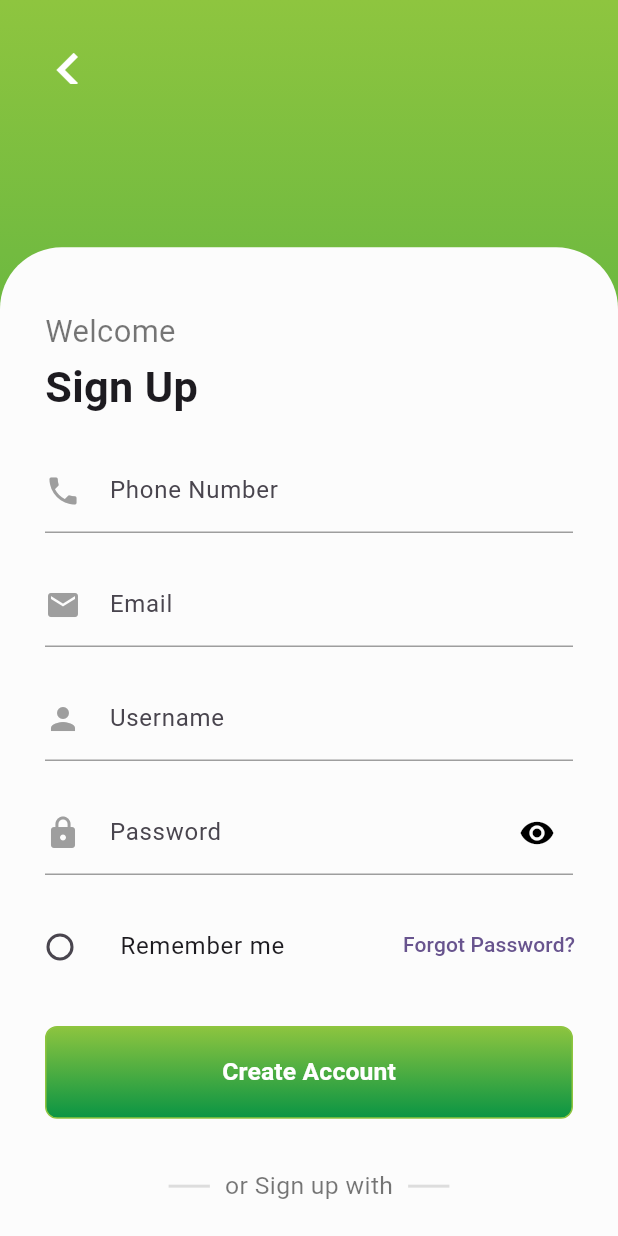
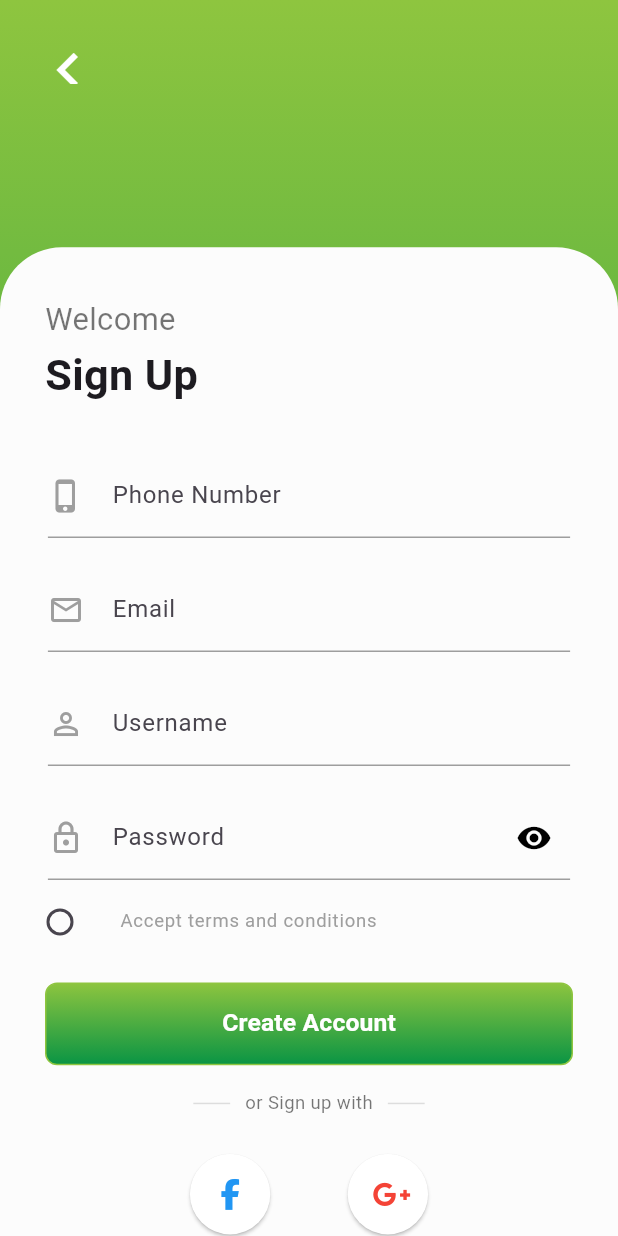
Before and after one commit to bsekhosana/recycla_bin_mvp, a Flutter app: the RegisterPage screen opened by its route, on a phone screen of 412 x 824 dp. Run offline on Flutter 3.47's test engine with Material 3 defaults, Android fonts, the light colour scheme and no system bars; our stand-ins replace country_code_picker, font_awesome_flutter, geolocator, google_maps_flutter, intl_phone_number_input, shared_preferences and 1 more; missing offline and left inert: flutter_google_places, google_maps_webservice; accounts and stored records are empty.

Commit message:
working on style clean up

```diff
--- a/lib/core/widgets/custom_elevated_button.dart
+++ b/lib/core/widgets/custom_elevated_button.dart
@@ -13,7 +13,7 @@ class CustomElevatedButton extends StatelessWidget {
   @override
   Widget build(BuildContext context) {
     return Container(
-      height: MediaQuery.of(context).size.width * 0.15,
+      height: MediaQuery.of(context).size.height * 0.067,
       width: MediaQuery.of(context).size.width * 0.9,
       decoration: BoxDecoration(
         gradient:  !primaryButton
@@ -24,7 +24,7 @@ class CustomElevatedButton extends StatelessWidget {
           end: Alignment.bottomCenter,
         ),
         borderRadius: BorderRadius.circular(8), // Rounded corners
-        border: Border.all(color: Utils.hexToColor(AppStrings.kRBPrimaryColor), width: 1), // Green border
+        border: Border.all(color: Utils.hexToColor(primaryButton ? AppStrings.kRBPrimaryColor : AppStrings.kRBSecondaryColor), width: 1), // Green border
       ),
       child: ElevatedButton(
         style: ElevatedButton.styleFrom(
--- a/lib/features/authentication/presentation/pages/landing_page.dart
+++ b/lib/features/authentication/presentation/pages/landing_page.dart
@@ -66,7 +66,8 @@ class LandingPage extends StatelessWidget {
               ),
             ),
             SizedBox(
-              width: width,
+              width: double.infinity,
+              // height: height*0.3,
               child: Image.asset('assets/images/landing_footer.png'),
             ),
           ],
--- a/lib/features/authentication/presentation/pages/password_reset_page.dart
+++ b/lib/features/authentication/presentation/pages/password_reset_page.dart
@@ -87,7 +87,7 @@ class _PasswordResetPageState extends State<PasswordResetPage> {
                   decoration: InputDecoration(
                     prefixIcon: const Padding(
                       padding: EdgeInsetsDirectional.only(start: 0.0, end: 15),
-                      child: Icon(Icons.lock, color: Colors.grey), // Prefix icon padding for alignment
+                      child: Icon(Icons.lock_outline, color: Colors.grey), // Prefix icon padding for alignment
                     ),
                     prefixIconConstraints: const BoxConstraints(minWidth: 0, minHeight: 0),
                     suffixIcon: IconButton(
@@ -130,7 +130,7 @@ class _PasswordResetPageState extends State<PasswordResetPage> {
                   decoration: InputDecoration(
                     prefixIcon: const Padding(
                       padding: EdgeInsetsDirectional.only(start: 0.0, end: 15),
-                      child: Icon(Icons.lock, color: Colors.grey), // Prefix icon padding for alignment
+                      child: Icon(Icons.lock_outline, color: Colors.grey), // Prefix icon padding for alignment
                     ),
                     prefixIconConstraints: const BoxConstraints(minWidth: 0, minHeight: 0),
                     suffixIcon: IconButton(
--- a/lib/features/authentication/presentation/pages/phone_verification_page.dart
+++ b/lib/features/authentication/presentation/pages/phone_verification_page.dart
@@ -62,7 +62,7 @@ class _PhoneVerificationPageState extends State<PhoneVerificationPage> {
               VerificationCodeInput(onInputChanged: _onInputChanged),
               SizedBox(height: height*0.05),
               Container(
-                height: MediaQuery.of(context).size.width * 0.15,
+                height: MediaQuery.of(context).size.height * 0.067,
                 width: MediaQuery.of(context).size.width * 0.9,
                 decoration: _isButtonEnabled ? BoxDecoration(
                   gradient:  LinearGradient(
--- a/lib/features/authentication/presentation/pages/register_page.dart
+++ b/lib/features/authentication/presentation/pages/register_page.dart
@@ -55,7 +55,7 @@ class _RegisterPageState extends State<RegisterPage> {
           mainAxisAlignment: MainAxisAlignment.spaceEvenly,
           children: [
             Padding(
-              padding: EdgeInsets.only(top: height*0.05),
+              padding: EdgeInsets.only(top: height*0.04, bottom: height*0.014),
               child: Column(
                 crossAxisAlignment: CrossAxisAlignment.start,
                 mainAxisAlignment: MainAxisAlignment.spaceEvenly,
@@ -86,11 +86,13 @@ class _RegisterPageState extends State<RegisterPage> {
                   children: [
                     Form(
                       key: _formKey,
+                      child: Container(
+                        width: width*0.845,
                         child: Column(
                           children: [
                             CustomTextField(
                               controller: phoneNumberController,
-                            leadingIcon: Icons.phone,
+                              leadingIcon: Icons.phone_iphone_outlined,
                               trailingIcon: null,
                               hintText: 'Enter Phone Number',
                               labelText: 'Phone Number',
@@ -101,7 +103,7 @@ class _RegisterPageState extends State<RegisterPage> {
                             const SizedBox(height: 20),
                             CustomTextField(
                               controller: emailController,
-                            leadingIcon: Icons.email,
+                              leadingIcon: Icons.email_outlined,
                               trailingIcon: null,
                               hintText: 'Enter Email',
                               labelText: 'Email',
@@ -112,7 +114,7 @@ class _RegisterPageState extends State<RegisterPage> {
                             const SizedBox(height: 20),
                             CustomTextField(
                               controller: usernameController,
-                            leadingIcon: Icons.person,
+                              leadingIcon: Icons.person_outline,
                               trailingIcon: null,
                               hintText: 'Enter Username',
                               labelText: 'Username',
@@ -123,16 +125,17 @@ class _RegisterPageState extends State<RegisterPage> {
                             const SizedBox(height: 20),
                             CustomTextField(
                               controller: passwordController,
-                            leadingIcon: Icons.lock,
+                              leadingIcon: Icons.lock_outlined,
                               hintText: 'Enter your password',
                               labelText: 'Password',
                               inputType: TextInputType.visiblePassword,
                               obscureText: true,
                               validationMessage: 'Password cannot be empty',
                             ),
-                          const SizedBox(height: 20),
+                            // const SizedBox(height: 20),
 
                           ],
+                        ),
                       ),
                     ),
                     Stack(
@@ -140,7 +143,12 @@ class _RegisterPageState extends State<RegisterPage> {
                           Transform.translate(
                             offset: const Offset(-30, 0),
                             child: ListTile(
-                              title: const Text('Remember me'),
+                              title:  Text('Accept terms and conditions',
+                              style: TextStyle(
+                                color: Colors.grey,
+                                fontSize: width*0.03,
+                                ),
+                              ),
                               leading: Radio<bool>(
                                 value: true,
                                 groupValue: _isSelected ? true : null,
@@ -153,26 +161,26 @@ class _RegisterPageState extends State<RegisterPage> {
                               },
                             ),
                           ),
-                          Transform.translate(
-                            offset: Offset(width*0.55, height*0.003),
-                            child: TextButton(
-                              onPressed: () {
-                                Navigator.pushNamed(context, '/forgotpassword');
-                              },
-                              child: const Text('Forgot Password?'),
-                            ),
-                          )
+                          // Transform.translate(
+                          //   offset: Offset(width*0.55, height*0.003),
+                          //   child: TextButton(
+                          //     onPressed: () {
+                          //       Navigator.pushNamed(context, '/forgotpassword');
+                          //     },
+                          //     child: const Text('Forgot Password?'),
+                          //   ),
+                          // )
                         ]
                     ),
                     SizedBox(
-                      height: height*0.03,
+                      height: height*0.015,
                     ),
                     CustomElevatedButton(
                         text: 'Create Account',
                         onPressed: () => {},
                         primaryButton: true),
                     SizedBox(
-                      height: height*0.04,
+                      height: height*0.02,
                     ),
                     Column(
                       children: [
@@ -183,24 +191,24 @@ class _RegisterPageState extends State<RegisterPage> {
                             Expanded(
                               child: Divider(
                                 color: Colors.black12,
-                                thickness: 2,
-                                indent: width*0.2,
+                                thickness: 1,
+                                indent: width*0.24,
                                 endIndent: 10,
                               ),
                             ),
                             Text(
                               'or Sign up with',
                               style: TextStyle(
-                                fontSize: width*0.04,
+                                fontSize: width*0.03,
                                 color: Colors.black54,
                               ),
                             ),
                             Expanded(
                               child: Divider(
                                 color: Colors.black12,
-                                thickness: 2,
+                                thickness: 1,
                                 indent: 10,
-                                endIndent: width*0.2,
+                                endIndent: width*0.24,
                               ),
                             ),
                           ],
@@ -220,12 +228,12 @@ class _RegisterPageState extends State<RegisterPage> {
                                 foregroundColor: Colors.white,
                                 backgroundColor: Colors.white,// button background color
                                 shape: const CircleBorder(),
-                                padding: const EdgeInsets.all(20),
+                                padding:  EdgeInsets.all(width*0.04),
                               ),
-                              child: const Icon(
+                              child: Icon(
                                 FontAwesomeIcons.facebookF,
                                 color: Colors.blue,
-                                size: 30,
+                                size: width*0.05,
                               ),
                             ),
                             SizedBox(
@@ -239,12 +247,12 @@ class _RegisterPageState extends State<RegisterPage> {
                                 foregroundColor: Colors.white,
                                 backgroundColor: Colors.white,//// button background color
                                 shape: const CircleBorder(),
-                                padding: const EdgeInsets.all(20),
+                                padding: EdgeInsets.all(width*0.04),
                               ),
-                              child: const Icon(
+                              child:  Icon(
                                 FontAwesomeIcons.googlePlusG,
                                 color: Colors.red,
-                                size: 30,
+                                size: width*0.05,
                               ),
                             ),
                           ],
```
Also changed, not shown: lib/core/widgets/verification_code_input.dart (+12 -0 lines), lib/features/authentication/presentation/pages/login_page.dart (+21 -18 lines), 1 other file. Lines whose indentation alone changed are shown as unchanged.
